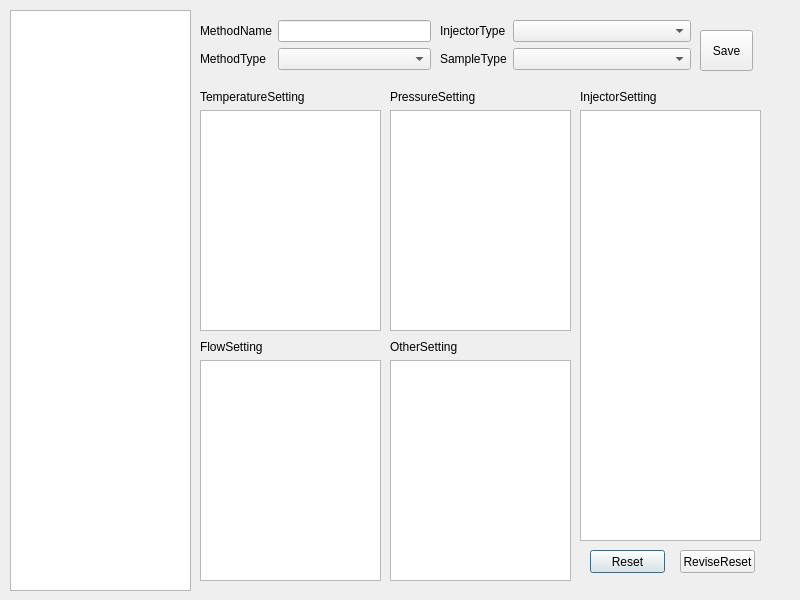
The window that methoddialog.ui (zjw939057120/qt) describes before a commit, drawn with Qt 5.
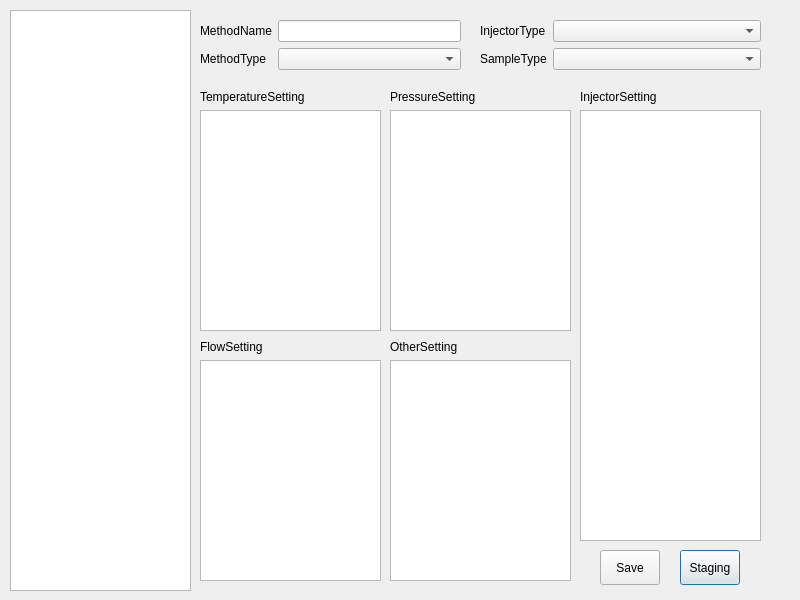
The same window after the commit.

Patch:
```diff
--- a/methoddialog.ui
+++ b/methoddialog.ui
@@ -28,7 +28,7 @@
     <rect>
      <x>200</x>
      <y>20</y>
-     <width>231</width>
+     <width>261</width>
      <height>61</height>
     </rect>
    </property>
@@ -64,9 +64,9 @@
   <widget class="QWidget" name="formLayoutWidget_2">
    <property name="geometry">
     <rect>
-     <x>440</x>
+     <x>480</x>
      <y>20</y>
-     <width>251</width>
+     <width>281</width>
      <height>61</height>
     </rect>
    </property>
@@ -239,43 +239,30 @@
     </item>
    </layout>
   </widget>
-  <widget class="QPushButton" name="pushButton_Reset">
-   <property name="geometry">
-    <rect>
-     <x>590</x>
-     <y>550</y>
-     <width>75</width>
-     <height>23</height>
-    </rect>
-   </property>
-   <property name="text">
-    <string>Reset</string>
-   </property>
-  </widget>
-  <widget class="QPushButton" name="pushButton_ReviseReset">
+  <widget class="QPushButton" name="pushButton_Staging">
    <property name="geometry">
     <rect>
      <x>680</x>
      <y>550</y>
-     <width>75</width>
-     <height>23</height>
+     <width>60</width>
+     <height>35</height>
     </rect>
    </property>
    <property name="text">
-    <string>ReviseReset</string>
+    <string>Staging</string>
    </property>
   </widget>
   <widget class="QPushButton" name="pushButton_Save">
    <property name="geometry">
     <rect>
-     <x>700</x>
-     <y>30</y>
-     <width>53</width>
-     <height>41</height>
+     <x>600</x>
+     <y>550</y>
+     <width>60</width>
+     <height>35</height>
     </rect>
    </property>
    <property name="styleSheet">
-    <string notr="true">QPushButton { font-size: 12px; padding: 12px; }</string>
+    <string notr="true"/>
    </property>
    <property name="text">
     <string>Save</string>
```
